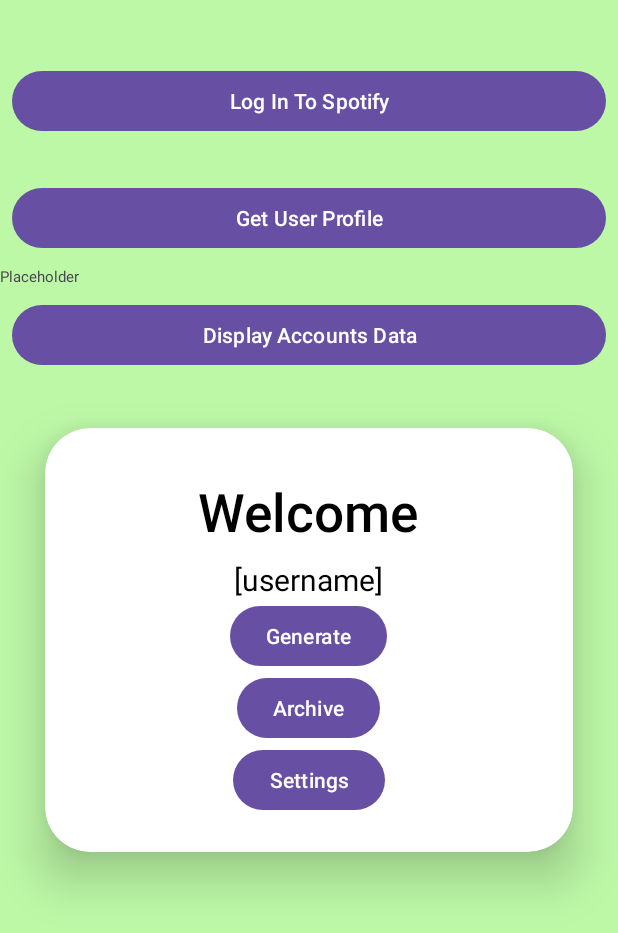
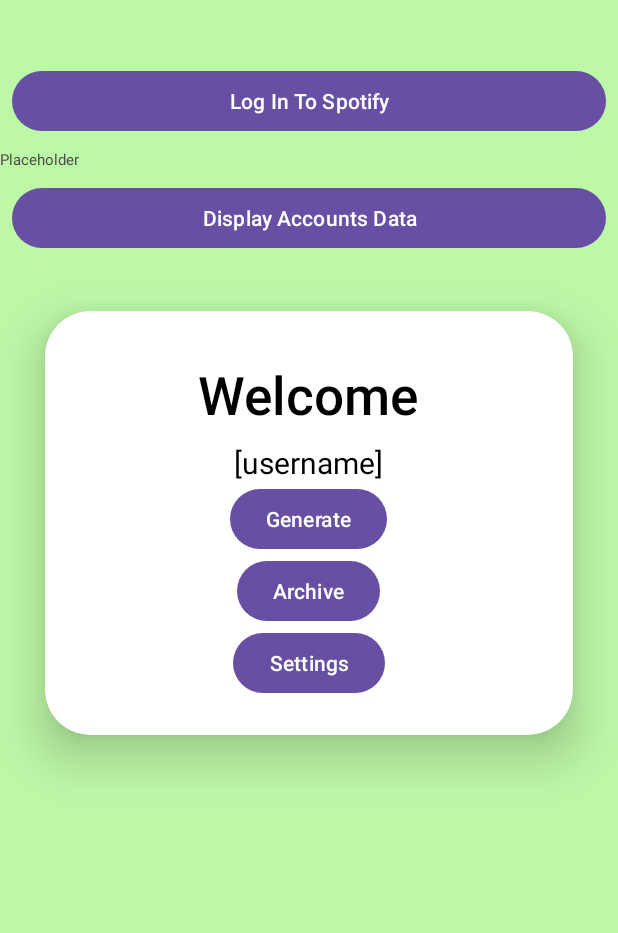
Before and after one commit to tkim602/spotify-wrapped, an Android app: the Homepage screen opened directly, with no data from a screen before it, on a phone screen of 412 x 824 dp. Shown: the top 933 px of the screen. Run offline under Robolectric (Android 15) with nearby library versions, the phone set to English and light mode, and no system bars; our stand-ins replace Room's generated code; libraries missing offline, so code that uses them is left out: com.spotify.sdk.

```diff
--- a/app/src/main/java/com/example/spotifywrapped/Activities/Homepage.java
+++ b/app/src/main/java/com/example/spotifywrapped/Activities/Homepage.java
@@ -59,21 +59,15 @@ public class Homepage extends AppCompatActivity {
 
         // Initialize the views
         tokenTextView = (TextView) findViewById(R.id.token_text_view);
-        profileTextView = (TextView) findViewById(R.id.response_text_view);
         dataView = (TextView) findViewById(R.id.accounts_as_string);
 
         // Initialize the buttons
         Button logInBtn = (Button) findViewById(R.id.login_btn);
-        Button profileBtn = (Button) findViewById(R.id.profile_btn);
         Button displayDataBtn = (Button) findViewById(R.id.display_data);
         // Set the click listeners for the buttons
 
         logInBtn.setOnClickListener((v) -> {
             getLoginInfo();
-        });
-
-        profileBtn.setOnClickListener((v) -> {
-            onGetUserProfileClicked();
         });
         displayDataBtn.setOnClickListener((v -> {
             String result = "";
@@ -120,6 +114,7 @@ public class Homepage extends AppCompatActivity {
         final AuthorizationResponse response = AuthorizationClient.getResponse(resultCode, data);
         mAccessToken = response.getAccessToken();
         setTextAsync(mAccessToken, tokenTextView);
+        onGetUserProfileClicked();
     }
 
     /**
--- a/app/src/main/res/layout/home_page.xml
+++ b/app/src/main/res/layout/home_page.xml
@@ -21,26 +21,6 @@
         android:layout_margin="8dp"
         android:text="Log In To Spotify" />
 
-    <TextView
-        android:id="@+id/response_text_view"
-        android:layout_width="match_parent"
-        android:layout_height="wrap_content"
-        android:textSize="10sp"
-        tools:text="Line 1\nLine 2\nLine 3" />
-
-    <LinearLayout
-        android:layout_width="match_parent"
-        android:layout_height="wrap_content">
-
-        <Button
-            android:id="@+id/profile_btn"
-            android:layout_width="0dp"
-            android:layout_height="wrap_content"
-            android:layout_gravity="center_vertical"
-            android:layout_margin="8dp"
-            android:layout_weight="1"
-            android:text="Get User Profile" />
-    </LinearLayout>
     <TextView
         android:id="@+id/accounts_as_string"
         android:layout_width="match_parent"
```
